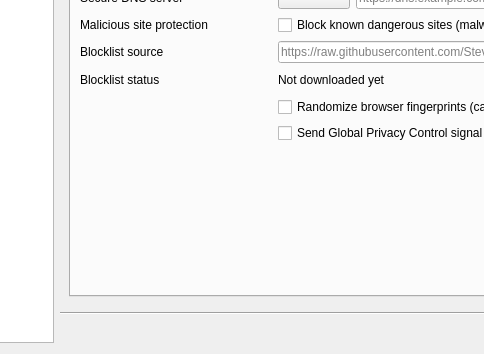
Qt form src/lib/preferences/preferences.ui (osza-tools/osza-browser) before a commit; both pictures show x 177 to 661 and y 373 to 727 of the 1035 by 727 pixel window.
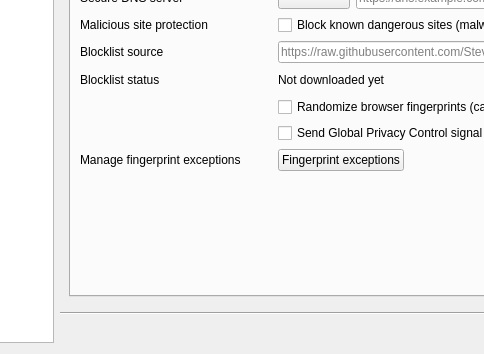
The same form after that commit. The open tabs and pages were chosen to show the change. Custom widgets are drawn as their Qt base class.

Commit message: preferences: manage fingerprint-protection exceptions in bulk

```diff
--- a/src/lib/preferences/preferences.ui
+++ b/src/lib/preferences/preferences.ui
@@ -2634,7 +2634,27 @@
                  </property>
                 </widget>
                </item>
-               <item row="20" column="0" colspan="3">
+               <item row="20" column="0">
+                <widget class="QLabel" name="labelFingerprintExceptions">
+                 <property name="text">
+                  <string>Manage fingerprint exceptions</string>
+                 </property>
+                </widget>
+               </item>
+               <item row="20" column="2">
+                <widget class="QPushButton" name="fingerprintExceptionsButton">
+                 <property name="sizePolicy">
+                  <sizepolicy hsizetype="Fixed" vsizetype="Fixed">
+                   <horstretch>0</horstretch>
+                   <verstretch>0</verstretch>
+                  </sizepolicy>
+                 </property>
+                 <property name="text">
+                  <string>Fingerprint exceptions</string>
+                 </property>
+                </widget>
+               </item>
+               <item row="21" column="0" colspan="3">
                 <spacer name="verticalSpacer_3">
                  <property name="orientation">
                   <enum>Qt::Orientation::Vertical</enum>
```
Left out of the diff: 3 changed lines with no effect on the pictures. The commit also changes 10 other files.
